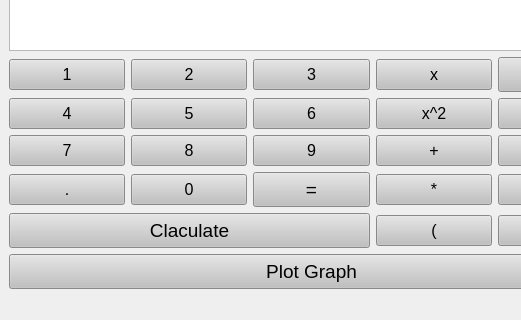
First picture: the form in customPlotTedt/Algebric_Calculator.ui, repository KaziMuktadirAhmed/ALgebric-Calculator-SPL-1-, before the edit; both pictures show x 0 to 521 and y 252 to 572 of the 623 by 572 pixel window.
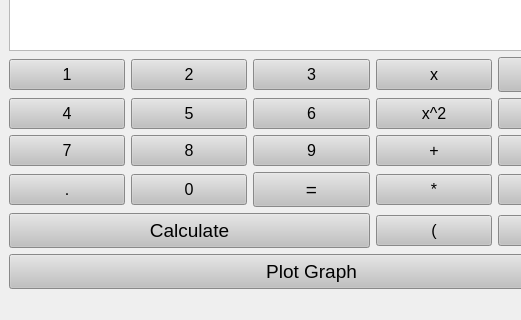
Second picture: the form after the edit.

```diff
--- a/customPlotTedt/Algebric_Calculator.ui
+++ b/customPlotTedt/Algebric_Calculator.ui
@@ -667,7 +667,7 @@
 }</string>
       </property>
       <property name="text">
-       <string>Claculate</string>
+       <string>Calculate</string>
       </property>
      </widget>
     </item>
```
